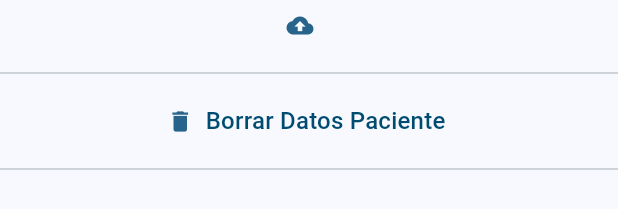
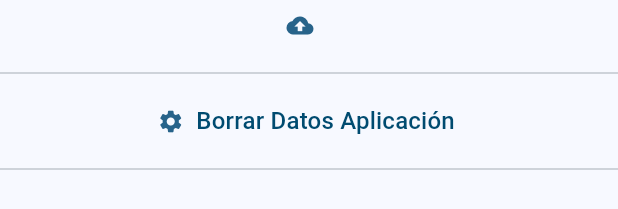
Before and after one commit to ottoknowsnt/apneadiag, a Flutter app: the SettingsPage widget shown alone on an empty page, opened directly, on a phone screen of 412 x 824 dp. Shown: the part 659-868 px from the top of the screen. Run offline on Flutter 3.47's test engine with Material 2 defaults, Android fonts, the light colour scheme and no system bars; our stand-ins replace flutter_local_notifications, permission_handler, shared_preferences, timezone; missing offline and left inert: flutter_sound; accounts and stored records are empty.

Commit message:
Open app settings to delete app data. Closes #16

```diff
--- a/lib/screens/settings_page.dart
+++ b/lib/screens/settings_page.dart
@@ -3,6 +3,7 @@ import 'package:flutter/services.dart';
 import 'package:provider/provider.dart';
 import 'package:apneadiag/utilities/app_data.dart';
 import 'package:apneadiag/utilities/server_upload.dart';
+import 'package:permission_handler/permission_handler.dart';
 
 class SettingsPage extends StatelessWidget {
   const SettingsPage({super.key});
@@ -101,10 +102,10 @@ class SettingsPage extends StatelessWidget {
           const Divider(),
           TextButton.icon(
             onPressed: () {
-              appData.logout();
+              openAppSettings();
             },
-            icon: const Icon(Icons.delete),
-            label: Text('Borrar Datos Paciente', style: styleTitle),
+            icon: const Icon(Icons.settings),
+            label: Text('Borrar Datos Aplicación', style: styleTitle),
           ),
           const Divider(),
         ],
```
Also changed, not shown: lib/utilities/app_data.dart (+0 -16 lines).
